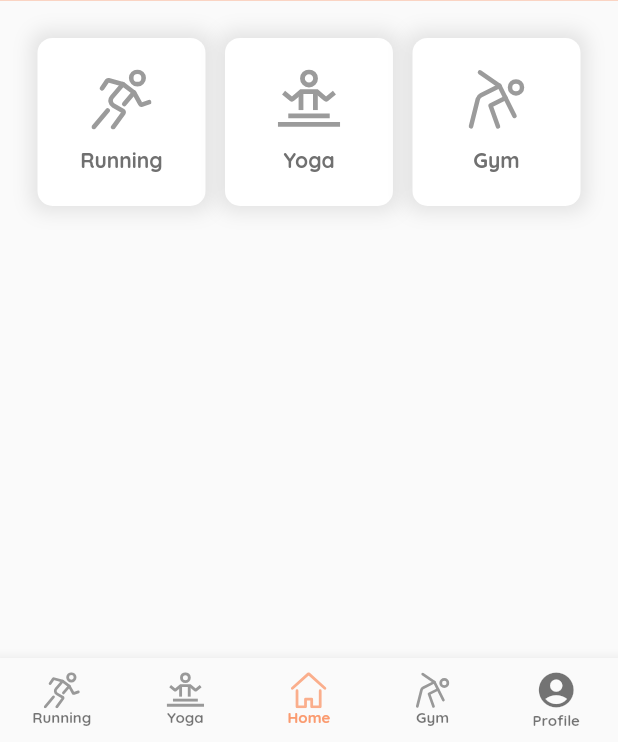
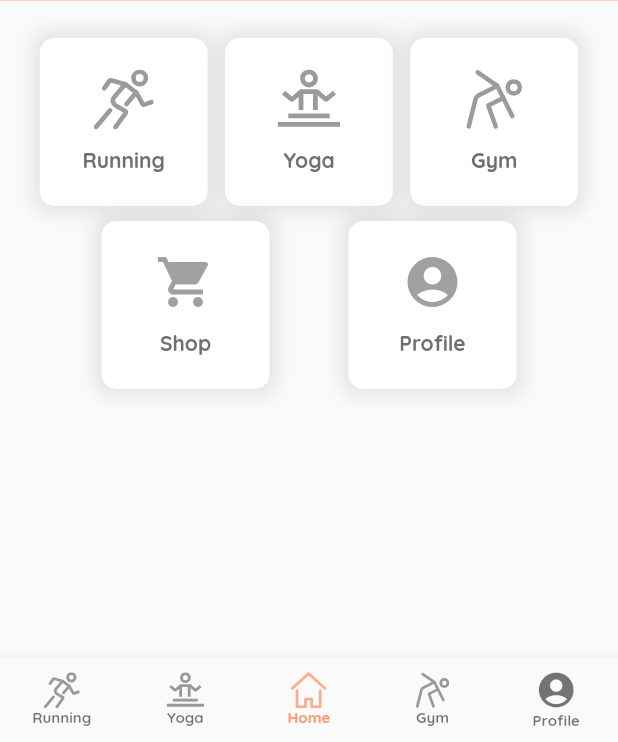
Before and after one commit to K-B-J/athleap_flutter, a Flutter app: the screen it shows once a user with an empty profile is signed in, on a phone screen of 412 x 824 dp, the part 494-1236 px from its top. Run offline on Flutter 3.47's test engine with Material 2 defaults, Android fonts, the phone set to English and light mode, and no system bars; our stand-ins replace cloud_firestore, firebase_auth, firebase_core, flutter_spinkit, flutter_svg; accounts and stored records are empty.

Commit message:
Finalized home page and other minor fixes

```diff
--- a/lib/gym.dart
+++ b/lib/gym.dart
@@ -182,9 +182,11 @@ class _GymHistoryState extends State<GymHistory> {
   Future fetchGymData() async {
     await Future.delayed(const Duration(seconds: 1),
         () {}); // Added this so that the refresh indicator stays for atleast a sec
-    setState(() {
-      loading = true;
-    });
+    if (this.mounted) {
+      setState(() {
+        loading = true;
+      });
+    }
     DatabaseService().fetch("Gym", _email).then((snapshot) {
       if (snapshot == null) {
         // Either some error occured or no data found
--- a/lib/home.dart
+++ b/lib/home.dart
@@ -1,6 +1,9 @@
 import 'package:athleap/index.dart';
+import 'package:athleap/shop.dart';
 import 'package:flutter/material.dart';
 import 'package:flutter_svg/svg.dart';
+
+var main_color = const Color(0xfffa9b70);
 
 class Home extends StatelessWidget {
   const Home({Key? key}) : super(key: key);
@@ -26,7 +29,7 @@ class Home extends StatelessWidget {
           child: Padding(
             padding: const EdgeInsets.all(10.0),
             child: Wrap(
-              alignment: WrapAlignment.spaceBetween,
+              alignment: WrapAlignment.spaceEvenly,
               direction: Axis.horizontal,
               children: <Widget>[
                 Container(
@@ -164,53 +167,99 @@ class Home extends StatelessWidget {
                     ),
                   ),
                 ),
-
-                // Shop Container commented because this page could be removed
-
-                // Container(
-                //   margin: const EdgeInsets.all(5),
-                //   child: InkWell(
-                //     onTap: () {},
-                //     child: SizedBox(
-                //       width: 112,
-                //       height: 112,
-                //       child: DecoratedBox(
-                //         decoration: BoxDecoration(
-                //           color: Colors.white,
-                //           borderRadius: BorderRadius.circular(10),
-                //           boxShadow: [
-                //             BoxShadow(
-                //               spreadRadius: 4,
-                //               color: Color(0x18000000),
-                //               offset: Offset(0, 0),
-                //               blurRadius: 10,
-                //             )
-                //           ],
-                //         ),
-                //         child: Padding(
-                //           padding: const EdgeInsets.all(8.0),
-                //           child: Column(
-                //             mainAxisAlignment: MainAxisAlignment.center,
-                //             children: <Widget>[
-                //               Icon(
-                //                 Icons.shopping_cart,
-                //                 size: 40,
-                //                 color: Color(0xaa707070),
-                //               ),
-                //               Padding(
-                //                 padding: const EdgeInsets.fromLTRB(0, 12, 0, 0),
-                //                 child: Text(
-                //                   "Shop",
-                //                   style: TextStyle(color: Color(0xff707070)),
-                //                 ),
-                //               ),
-                //             ],
-                //           ),
-                //         ),
-                //       ),
-                //     ),
-                //   ),
-                // ),
+                Container(
+                  margin: const EdgeInsets.all(5),
+                  child: InkWell(
+                    onTap: () {
+                      Navigator.push(context,
+                          MaterialPageRoute(builder: (context) => Shop()));
+                    },
+                    child: SizedBox(
+                      width: 112,
+                      height: 112,
+                      child: DecoratedBox(
+                        decoration: BoxDecoration(
+                          color: Colors.white,
+                          borderRadius: BorderRadius.circular(10),
+                          boxShadow: [
+                            BoxShadow(
+                              spreadRadius: 4,
+                              color: Color(0x18000000),
+                              offset: Offset(0, 0),
+                              blurRadius: 10,
+                            )
+                          ],
+                        ),
+                        child: Padding(
+                          padding: const EdgeInsets.all(8.0),
+                          child: Column(
+                            mainAxisAlignment: MainAxisAlignment.center,
+                            children: <Widget>[
+                              Icon(
+                                Icons.shopping_cart,
+                                size: 40,
+                                color: Color(0xaa707070),
+                              ),
+                              Padding(
+                                padding: const EdgeInsets.fromLTRB(0, 12, 0, 0),
+                                child: Text(
+                                  "Shop",
+                                  style: TextStyle(color: Color(0xff707070)),
+                                ),
+                              ),
+                            ],
+                          ),
+                        ),
+                      ),
+                    ),
+                  ),
+                ),
+                Container(
+                  margin: const EdgeInsets.all(5),
+                  child: InkWell(
+                    onTap: () {
+                      streamController.add(4);
+                    },
+                    child: SizedBox(
+                      width: 112,
+                      height: 112,
+                      child: DecoratedBox(
+                        decoration: BoxDecoration(
+                          color: Colors.white,
+                          borderRadius: BorderRadius.circular(10),
+                          boxShadow: [
+                            BoxShadow(
+                              spreadRadius: 4,
+                              color: Color(0x18000000),
+                              offset: Offset(0, 0),
+                              blurRadius: 10,
+                            )
+                          ],
+                        ),
+                        child: Padding(
+                          padding: const EdgeInsets.all(8.0),
+                          child: Column(
+                            mainAxisAlignment: MainAxisAlignment.center,
+                            children: <Widget>[
+                              Icon(
+                                Icons.account_circle,
+                                size: 40,
+                                color: Color(0xaa707070),
+                              ),
+                              Padding(
+                                padding: const EdgeInsets.fromLTRB(0, 12, 0, 0),
+                                child: Text(
+                                  "Profile",
+                                  style: TextStyle(color: Color(0xff707070)),
+                                ),
+                              ),
+                            ],
+                          ),
+                        ),
+                      ),
+                    ),
+                  ),
+                ),
               ],
             ),
           ),
--- a/lib/shop.dart
+++ b/lib/shop.dart
@@ -0,0 +1,26 @@
+import 'package:flutter/material.dart';
+
+var main_color = const Color(0xfffa9b70);
+
+class Shop extends StatefulWidget {
+  const Shop({Key? key}) : super(key: key);
+
+  @override
+  _ShopState createState() => _ShopState();
+}
+
+class _ShopState extends State<Shop> {
+  @override
+  Widget build(BuildContext context) {
+    return Scaffold(
+      appBar: AppBar(
+        title: Text(
+          "Shop",
+          style: TextStyle(fontWeight: FontWeight.bold),
+        ),
+        centerTitle: true,
+        backgroundColor: main_color,
+      ),
+    );
+  }
+}
```
